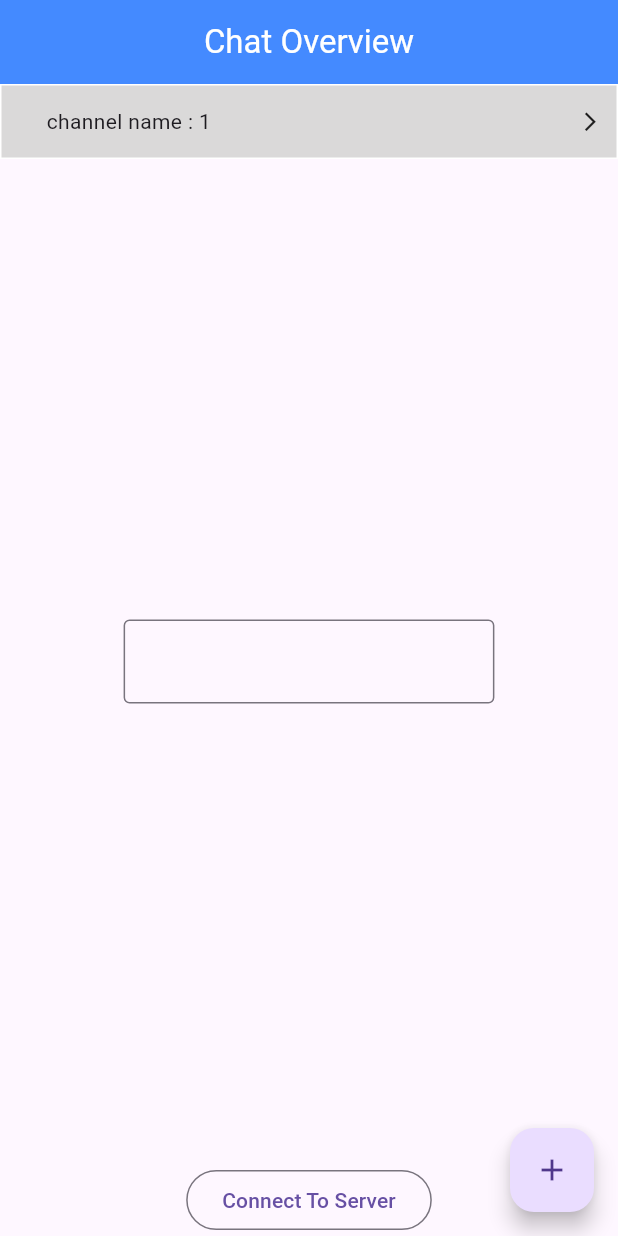
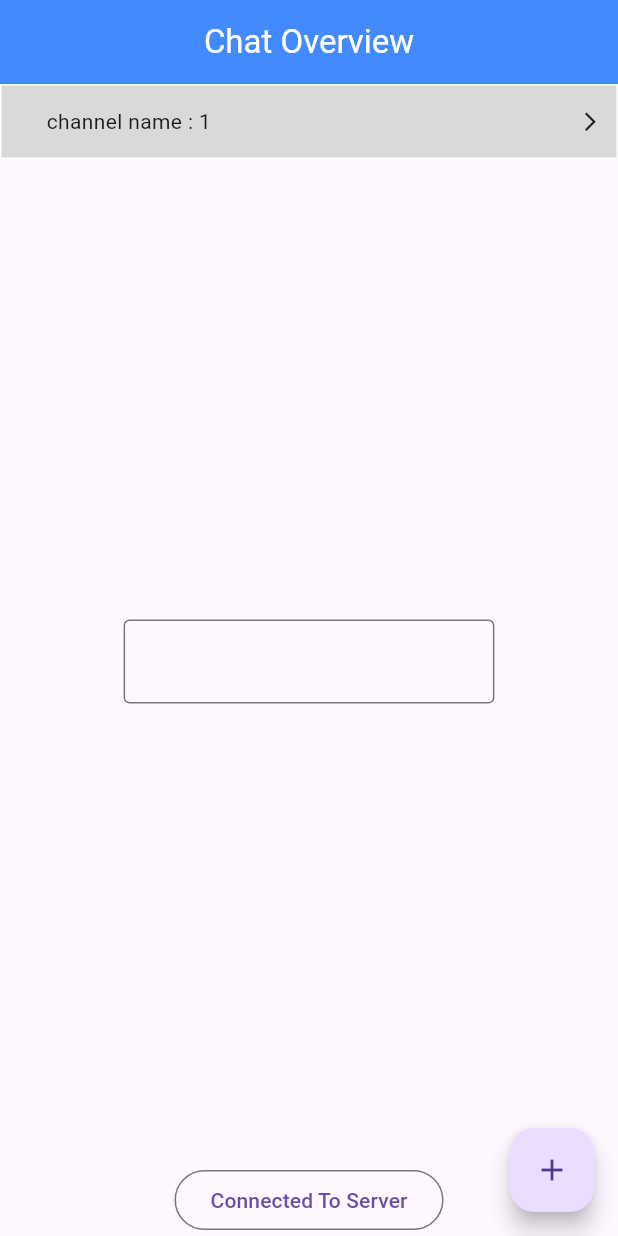
Before and after one commit to L4XB/Websocket-Chat-App, a Flutter app: the screen it shows after launch, on a phone screen of 412 x 824 dp. Run offline on Flutter 3.47's test engine with Material 3 defaults, Android fonts, the phone set to English and light mode, and no system bars; our stand-ins replace bloc, flutter_bloc, shared_preferences.

Commit message:
naming fix

```diff
--- a/lib/source/presentation/widgets/chat_widgets/home_default_layout.dart
+++ b/lib/source/presentation/widgets/chat_widgets/home_default_layout.dart
@@ -34,7 +34,7 @@ class HomeDefaultLayout extends StatelessWidget {
               onPressed: () => context.read<ChatBloc>().add(
                   SupscripeMessageChannel(
                       channelID: channelController.text, usecase: useCase)),
-              child: const Text("Connect To Server")),
+              child: const Text("Connected To Server")),
         ),
       ],
     );
```
